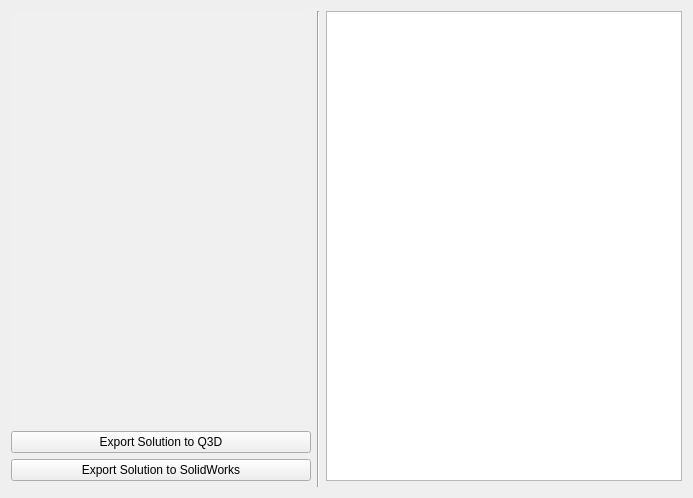
The window that powercad/project_builder/ui/solutionWindow.ui (e3da/PowerSynth1-src) describes before a commit, drawn with Qt 5.
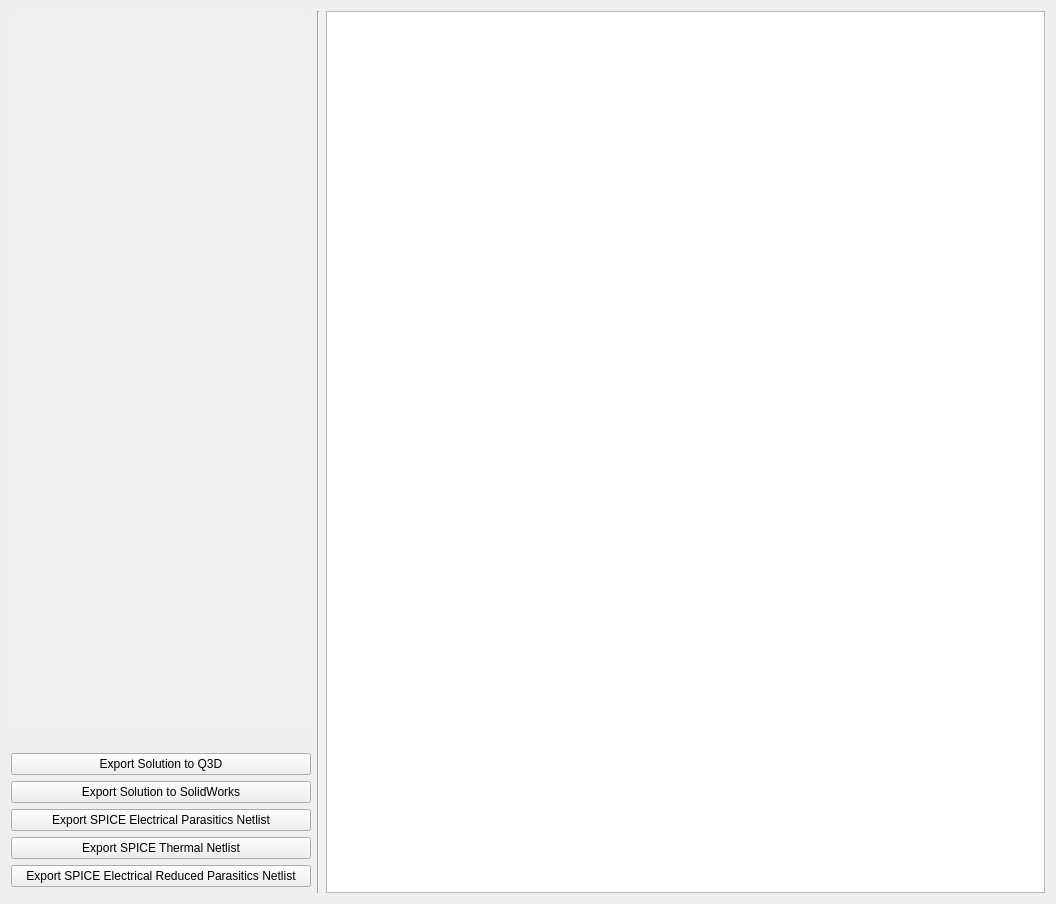
The same window after the commit.

The edit to the form file:
```diff
--- a/powercad/project_builder/ui/solutionWindow.ui
+++ b/powercad/project_builder/ui/solutionWindow.ui
@@ -6,8 +6,8 @@
    <rect>
     <x>0</x>
     <y>0</y>
-    <width>693</width>
-    <height>498</height>
+    <width>1056</width>
+    <height>904</height>
    </rect>
   </property>
   <property name="minimumSize">
@@ -20,15 +20,14 @@
    <string>Form</string>
   </property>
   <layout class="QGridLayout" name="gridLayout">
-   <item row="0" column="2" rowspan="4">
-    <widget class="Line" name="line">
-     <property name="orientation">
-      <enum>Qt::Vertical</enum>
-     </property>
-    </widget>
-   </item>
-   <item row="0" column="4" rowspan="3">
+   <item row="0" column="4" rowspan="10">
     <widget class="QGraphicsView" name="grfx_layout">
+     <property name="sizePolicy">
+      <sizepolicy hsizetype="Expanding" vsizetype="Expanding">
+       <horstretch>0</horstretch>
+       <verstretch>0</verstretch>
+      </sizepolicy>
+     </property>
      <property name="minimumSize">
       <size>
        <width>100</width>
@@ -39,6 +38,12 @@
    </item>
    <item row="0" column="1">
     <widget class="QTableWidget" name="tbl_info">
+     <property name="sizePolicy">
+      <sizepolicy hsizetype="Expanding" vsizetype="Expanding">
+       <horstretch>0</horstretch>
+       <verstretch>0</verstretch>
+      </sizepolicy>
+     </property>
      <property name="maximumSize">
       <size>
        <width>300</width>
@@ -147,7 +152,35 @@
      <column/>
     </widget>
    </item>
-   <item row="2" column="1">
+   <item row="8" column="1">
+    <widget class="QPushButton" name="btn_export_spice_reduced_parasitics">
+     <property name="text">
+      <string>Export SPICE Electrical Reduced Parasitics Netlist</string>
+     </property>
+    </widget>
+   </item>
+   <item row="0" column="2" rowspan="10">
+    <widget class="Line" name="line">
+     <property name="orientation">
+      <enum>Qt::Vertical</enum>
+     </property>
+    </widget>
+   </item>
+   <item row="6" column="1">
+    <widget class="QPushButton" name="btn_export_spice_parasitics">
+     <property name="text">
+      <string>Export SPICE Electrical Parasitics Netlist</string>
+     </property>
+    </widget>
+   </item>
+   <item row="7" column="1">
+    <widget class="QPushButton" name="btn_export_spice_thermal">
+     <property name="text">
+      <string>Export SPICE Thermal Netlist</string>
+     </property>
+    </widget>
+   </item>
+   <item row="5" column="1">
     <widget class="QPushButton" name="btn_export_solidworks">
      <property name="maximumSize">
       <size>
@@ -160,7 +193,7 @@
      </property>
     </widget>
    </item>
-   <item row="1" column="1">
+   <item row="4" column="1">
     <widget class="QPushButton" name="btn_export_q3d">
      <property name="maximumSize">
       <size>
```
